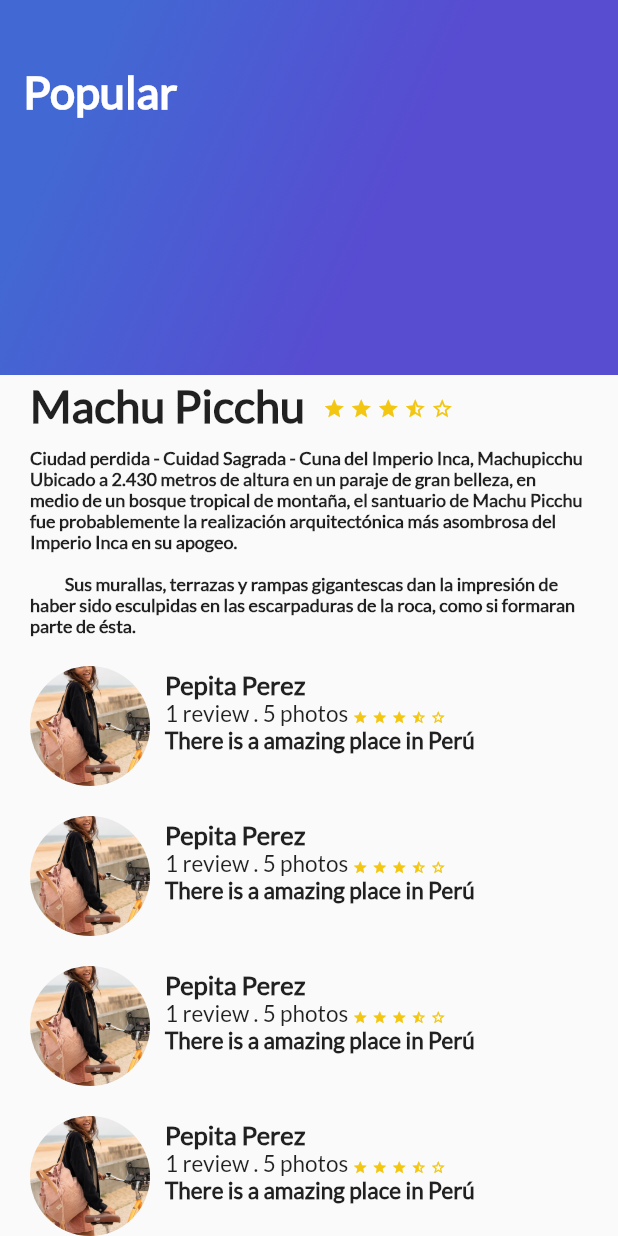
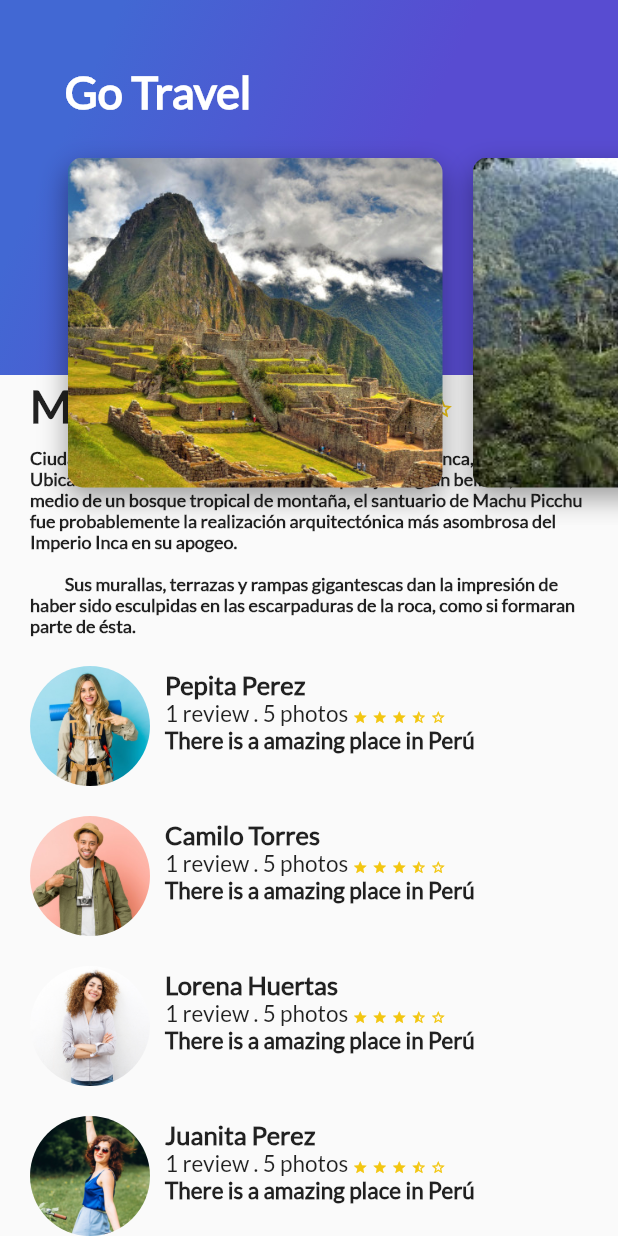
Before and after one commit to Diego27-dev/app_trip_flutter, a Flutter app: the screen it shows after launch, scrolled down 68 dp, on a phone screen of 412 x 824 dp. Run offline on Flutter 3.47's test engine with Material 2 defaults, Android fonts, the phone set to English and light mode, and no system bars.

Commit message:
ListView Imágenes paisajes

```diff
--- /dev/null
+++ b/lib/card_image.dart
@@ -0,0 +1,34 @@
+import 'package:flutter/material.dart';
+
+class CardImage extends StatelessWidget{
+
+  String pathImage = "assets/img/peru.jpg";
+
+  CardImage(this.pathImage);
+  @override
+  Widget build(BuildContext context) {
+
+    final card = Container(
+      height: 350.0,
+      width: 250.0,
+      margin: EdgeInsets.only(top: 80.0, left: 20.0),
+      decoration: BoxDecoration(
+        image: DecorationImage(
+            fit: BoxFit.cover,
+            image: AssetImage(pathImage)
+        ),
+        borderRadius: BorderRadius.all(Radius.circular(10.0)),
+        shape: BoxShape.rectangle,
+        boxShadow: <BoxShadow>[
+          BoxShadow(
+            color: Colors.black38,
+            blurRadius: 15.0,
+            offset: Offset(0.0, 7.0)
+          )
+        ]
+      ),
+    );
+    return card;
+  }
+
+}
--- /dev/null
+++ b/lib/card_image_list.dart
@@ -0,0 +1,26 @@
+import 'package:flutter/material.dart';
+import 'card_image.dart';
+
+class CardImageList extends StatelessWidget{
+
+  CardImageList();
+  @override
+  Widget build(BuildContext context) {
+    return Container(
+      height: 350,
+      child: ListView(
+        padding: EdgeInsets.all(25.0),
+        scrollDirection: Axis.horizontal,
+        children: [
+          CardImage("assets/img/peru.jpg"),
+          CardImage("assets/img/colombia.jpg"),
+          CardImage("assets/img/chile.jpg"),
+          CardImage("assets/img/nicaragua.jpg"),
+          CardImage("assets/img/peru.jpg"),
+          CardImage("assets/img/chile.jpg"),
+          CardImage("assets/img/colombia.jpg"),
+        ],
+      ),
+    );
+  }
+}
--- a/lib/gradient_back.dart
+++ b/lib/gradient_back.dart
@@ -3,8 +3,9 @@ import 'package:flutter/material.dart';
 // ignore: must_be_immutable
 class GradientBack extends StatelessWidget {
 
-  String title = "Popular";
+  String title = "Go travel";
 
+  GradientBack(this.title);
   @override
   Widget build(BuildContext context) {
 
@@ -31,7 +32,7 @@ class GradientBack extends StatelessWidget {
           fontSize: 30.0
         ),
       ),
-      alignment: Alignment(-0.9, -0.6),
+      alignment: Alignment(-0.7, -0.6),
     );
   }
 
--- /dev/null
+++ b/lib/header_appbar.dart
@@ -0,0 +1,17 @@
+import 'package:flutter/material.dart';
+import 'package:app_trip/gradient_back.dart';
+import 'card_image_list.dart';
+import 'card_image.dart';
+
+class HeaderAppBar extends StatelessWidget{
+  @override
+  Widget build(BuildContext context) {
+    return Stack(
+      children: [
+        GradientBack("Go Travel"),
+        CardImageList()
+      ],
+    );
+  }
+
+}
--- a/lib/main.dart
+++ b/lib/main.dart
@@ -1,7 +1,7 @@
 import 'package:flutter/material.dart';
 import 'description_place.dart';
 import 'review_list.dart';
-import 'gradient_back.dart';
+import 'header_appbar.dart';
 
 void main() {
   runApp(MyApp());
@@ -33,7 +33,7 @@ class MyApp extends StatelessWidget {
                 ReviewList(),
               ],
             ),
-            GradientBack(),
+            HeaderAppBar(),
           ],
         )
       ),
--- a/lib/review_list.dart
+++ b/lib/review_list.dart
@@ -10,10 +10,10 @@ class ReviewList extends StatelessWidget{
     return Column(
       crossAxisAlignment: CrossAxisAlignment.start,
       children: [
-        Review("assets/img/photo_person1.jpg", "Pepita Perez","1 review . 5 photos","There is a amazing place in Perú"),
-        Review("assets/img/photo_person1.jpg", "Pepita Perez","1 review . 5 photos","There is a amazing place in Perú"),
-        Review("assets/img/photo_person1.jpg", "Pepita Perez","1 review . 5 photos","There is a amazing place in Perú"),
-        Review("assets/img/photo_person1.jpg", "Pepita Perez","1 review . 5 photos","There is a amazing place in Perú")
+        Review("assets/img/mujer_1.jpg", "Pepita Perez","1 review . 5 photos","There is a amazing place in Perú"),
+        Review("assets/img/joven_3.jpg", "Camilo Torres","1 review . 5 photos","There is a amazing place in Perú"),
+        Review("assets/img/persona_2.jpg", "Lorena Huertas","1 review . 5 photos","There is a amazing place in Perú"),
+        Review("assets/img/mujer_4.jpg", "Juanita Perez","1 review . 5 photos","There is a amazing place in Perú")
       ],
     );
 
```
Also changed, not shown: assets/img/joven_3.jpg (added), assets/img/mujer_1.jpg (added), assets/img/mujer_4.jpg (added), assets/img/persona_2.jpg (added), assets/img/peru.jpg, 1 other file.
